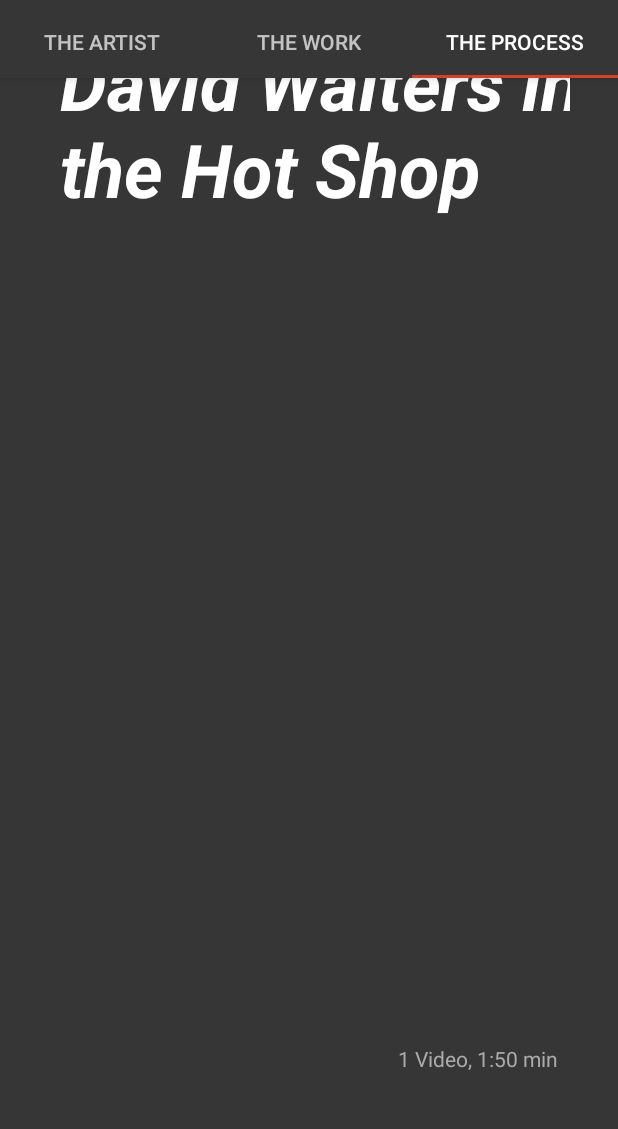
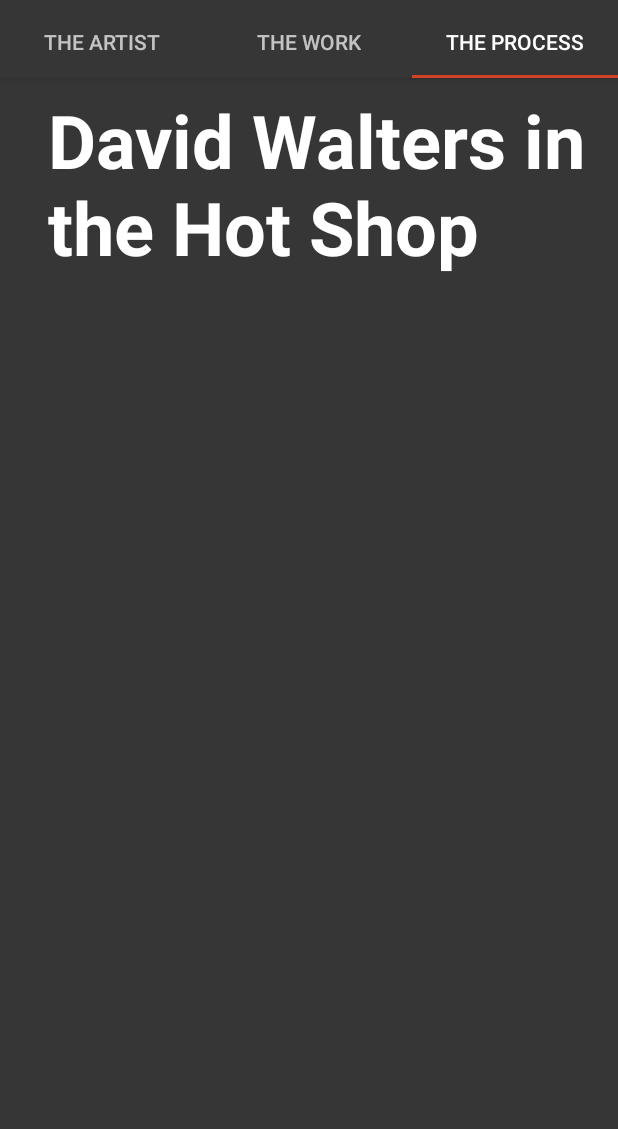
Before and after one commit to nick-bigger/MoG-Kiosk, an Android app: the screen it shows after launch (MainActivity), tab 3 chosen, on a phone screen of 412 x 824 dp, the part 90-1219 px from its top. Run offline under Robolectric (Android 15) with nearby library versions, the phone set to English and light mode, and no system bars; 3 statements that could not run were skipped.

Commit message:
ui tweaks, especially to process page

```diff
--- a/MoGKiosk/app/src/main/java/com/example/mogkiosk/activities/admin/fragments/ProcessFragAdmin.java
+++ b/MoGKiosk/app/src/main/java/com/example/mogkiosk/activities/admin/fragments/ProcessFragAdmin.java
@@ -93,8 +93,7 @@ public class ProcessFragAdmin extends Fragment {
             public void onInitializationSuccess(YouTubePlayer.Provider provider, YouTubePlayer player, boolean wasRestored) {
                 if (!wasRestored) {
                     player.setPlayerStyle(YouTubePlayer.PlayerStyle.DEFAULT);
-                    player.loadVideo("X7mL8mcPiQ4");
-                    player.pause();
+                    player.cueVideo("X7mL8mcPiQ4");
                 }
             }
 
--- a/MoGKiosk/app/src/main/java/com/example/mogkiosk/activities/main/fragments/ProcessFrag.java
+++ b/MoGKiosk/app/src/main/java/com/example/mogkiosk/activities/main/fragments/ProcessFrag.java
@@ -38,7 +38,6 @@ public class ProcessFrag extends Fragment {
     private SharedPreferences prefs;
 
     private TextView title;
-    private TextView description;
     private OnFragmentInteractionListener mListener;
 
     public ProcessFrag() {
@@ -89,8 +88,7 @@ public class ProcessFrag extends Fragment {
             public void onInitializationSuccess(YouTubePlayer.Provider provider, YouTubePlayer player, boolean wasRestored) {
                 if (!wasRestored) {
                     player.setPlayerStyle(YouTubePlayer.PlayerStyle.DEFAULT);
-                    player.loadVideo("X7mL8mcPiQ4");
-                    player.pause();
+                    player.cueVideo("X7mL8mcPiQ4");
                 }
             }
 
@@ -105,7 +103,6 @@ public class ProcessFrag extends Fragment {
         View rootView = inflater.inflate(R.layout.fragment_process, container, false);
 
         title = rootView.findViewById(R.id.video_title);
-        description = rootView.findViewById(R.id.video_duration);
         // Inflate the layout for this fragment
         return rootView;
     }
@@ -119,17 +116,6 @@ public class ProcessFrag extends Fragment {
             if(processTitle != null && !processTitle.isEmpty()) {
                 title.setText(processTitle);
             }
-
-            if(processDescription != null && !processDescription.isEmpty()) {
-                description.setText(processDescription);
-            }
-        }
-    }
-    // TODO: Rename method, update argument and hook method into UI event
-    public void onButtonPressed(Uri uri) {
-        if (mListener != null) {
-            mListener.onFragmentInteraction(uri);
-//            videoView.start();
         }
     }
 
--- a/MoGKiosk/app/src/main/res/layout-land/fragment_artist.xml
+++ b/MoGKiosk/app/src/main/res/layout-land/fragment_artist.xml
@@ -158,10 +158,12 @@
                 android:layout_marginStart="16dp"
                 android:layout_marginTop="64dp"
                 android:layout_marginEnd="16dp"
+                android:layout_marginBottom="16dp"
                 android:lineSpacingExtra="10dp"
                 android:text="@string/artist_subBio"
                 android:textColor="@color/textDark"
                 android:textSize="@dimen/font_body"
+                app:layout_constraintBottom_toBottomOf="parent"
                 app:layout_constraintEnd_toEndOf="parent"
                 app:layout_constraintStart_toStartOf="parent"
                 app:layout_constraintTop_toBottomOf="@+id/artist_tagline" />
--- a/MoGKiosk/app/src/main/res/layout-land/fragment_process.xml
+++ b/MoGKiosk/app/src/main/res/layout-land/fragment_process.xml
@@ -8,72 +8,46 @@
     android:theme="@style/AppTheme.DarkBackground"
     tools:context=".activities.main.fragments.ProcessFrag" >
 
-    <android.support.constraint.ConstraintLayout
-        android:id="@+id/frameLayout2"
-        android:layout_width="954dp"
-        android:layout_height="736dp"
+    <RelativeLayout
+        android:id="@+id/frameLayout4"
+        android:layout_width="0dp"
+        android:layout_height="0dp"
+        android:layout_marginStart="128dp"
+        android:layout_marginTop="8dp"
+        android:layout_marginEnd="128dp"
+        android:layout_marginBottom="75dp"
+        app:layout_constraintBottom_toBottomOf="parent"
+        app:layout_constraintEnd_toEndOf="parent"
+        app:layout_constraintStart_toStartOf="parent"
+        app:layout_constraintTop_toBottomOf="@+id/video_title">
+
+        <FrameLayout
+            android:id="@+id/youtube_view"
+            android:layout_width="match_parent"
+            android:layout_height="match_parent"
             android:layout_marginStart="8dp"
             android:layout_marginLeft="8dp"
             android:layout_marginTop="8dp"
             android:layout_marginEnd="8dp"
             android:layout_marginRight="8dp"
-        android:layout_marginBottom="32dp"
-        app:layout_constraintBottom_toBottomOf="parent"
-        app:layout_constraintEnd_toEndOf="parent"
-        app:layout_constraintStart_toStartOf="parent"
-        app:layout_constraintTop_toTopOf="parent">
-
-        <RelativeLayout
-            android:id="@+id/frameLayout4"
-            android:layout_width="wrap_content"
-            android:layout_height="542dp"
-            android:layout_marginTop="8dp"
             android:layout_marginBottom="8dp"
-            app:layout_constraintBottom_toBottomOf="parent"
-            app:layout_constraintEnd_toEndOf="parent"
-            app:layout_constraintStart_toStartOf="parent"
-            app:layout_constraintTop_toTopOf="parent">
-
-            <FrameLayout
-                android:id="@+id/youtube_view"
-                android:layout_width="match_parent"
-                android:layout_height="wrap_content"
-                android:visibility="visible"
-                android:layout_marginStart="8dp"
-                android:layout_marginLeft="8dp"
-                android:layout_marginTop="8dp"
-                android:layout_marginEnd="8dp"
-                android:layout_marginRight="8dp"
-                android:layout_marginBottom="8dp"/>
+            android:visibility="visible" />
 
     </RelativeLayout>
-
-        <TextView
-            android:id="@+id/video_duration"
-            android:layout_width="wrap_content"
-            android:layout_height="wrap_content"
-            android:layout_marginEnd="8dp"
-            android:text="@string/process_video_detail"
-            android:textColor="@android:color/darker_gray"
-            android:visibility="visible"
-            app:layout_constraintEnd_toEndOf="parent"
-            app:layout_constraintTop_toBottomOf="@+id/frameLayout4" />
 
     <TextView
         android:id="@+id/video_title"
         android:layout_width="wrap_content"
         android:layout_height="wrap_content"
-            android:layout_marginStart="8dp"
-            android:layout_marginBottom="8dp"
+        android:layout_marginStart="32dp"
+        android:layout_marginTop="8dp"
         android:text="@string/process_video_title"
         android:textColor="@color/textLight"
         android:textSize="@dimen/font_title"
         android:textStyle="bold"
         android:visibility="visible"
-            app:layout_constraintBottom_toTopOf="@+id/frameLayout4"
-            app:layout_constraintStart_toStartOf="parent" />
-
-    </android.support.constraint.ConstraintLayout>
+        app:layout_constraintStart_toStartOf="parent"
+        app:layout_constraintTop_toTopOf="parent" />
 
 
 </android.support.constraint.ConstraintLayout>
--- a/MoGKiosk/app/src/main/res/layout/fragment_artist.xml
+++ b/MoGKiosk/app/src/main/res/layout/fragment_artist.xml
@@ -169,10 +169,12 @@
                 android:layout_marginStart="16dp"
                 android:layout_marginTop="32dp"
                 android:layout_marginEnd="8dp"
+                android:layout_marginBottom="16dp"
                 android:lineSpacingExtra="10dp"
                 android:text="@string/artist_subBio"
                 android:textColor="@color/textDark"
                 android:textSize="16sp"
+                app:layout_constraintBottom_toBottomOf="parent"
                 app:layout_constraintEnd_toStartOf="@+id/image_wrapper"
                 app:layout_constraintStart_toStartOf="parent"
                 app:layout_constraintTop_toBottomOf="@+id/artist_tagline" />
--- a/MoGKiosk/app/src/main/res/layout/fragment_process.xml
+++ b/MoGKiosk/app/src/main/res/layout/fragment_process.xml
@@ -8,70 +8,44 @@
     android:theme="@style/AppTheme.DarkBackground"
     tools:context=".activities.main.fragments.ProcessFrag" >
 
-    <android.support.constraint.ConstraintLayout
-        android:id="@+id/frameLayout2"
+    <RelativeLayout
+        android:id="@+id/frameLayout4"
         android:layout_width="0dp"
-        android:layout_height="wrap_content"
+        android:layout_height="350dp"
         android:layout_marginStart="32dp"
-        android:layout_marginTop="8dp"
+        android:layout_marginTop="32dp"
         android:layout_marginEnd="32dp"
-        android:layout_marginBottom="32dp"
-        app:layout_constraintBottom_toBottomOf="parent"
         app:layout_constraintEnd_toEndOf="parent"
         app:layout_constraintStart_toStartOf="parent"
-        app:layout_constraintTop_toTopOf="parent">
-
-        <RelativeLayout
-            android:id="@+id/frameLayout4"
-            android:layout_width="wrap_content"
-            android:layout_height="542dp"
-            android:layout_marginTop="8dp"
-            android:layout_marginBottom="8dp"
-            app:layout_constraintBottom_toBottomOf="parent"
-            app:layout_constraintEnd_toEndOf="parent"
-            app:layout_constraintStart_toStartOf="parent"
-            app:layout_constraintTop_toTopOf="parent">
+        app:layout_constraintTop_toBottomOf="@+id/video_title">
 
         <FrameLayout
             android:id="@+id/youtube_view"
             android:layout_width="match_parent"
-                android:layout_height="wrap_content"
-                android:visibility="visible"
+            android:layout_height="match_parent"
             android:layout_marginStart="8dp"
             android:layout_marginLeft="8dp"
             android:layout_marginTop="8dp"
             android:layout_marginEnd="8dp"
             android:layout_marginRight="8dp"
-                android:layout_marginBottom="8dp"/>
+            android:layout_marginBottom="8dp"
+            android:visibility="visible" />
 
     </RelativeLayout>
-
-        <TextView
-            android:id="@+id/video_duration"
-            android:layout_width="wrap_content"
-            android:layout_height="wrap_content"
-            android:layout_marginEnd="8dp"
-            android:text="@string/process_video_detail"
-            android:textColor="@android:color/darker_gray"
-            android:visibility="visible"
-            app:layout_constraintEnd_toEndOf="parent"
-            app:layout_constraintTop_toBottomOf="@+id/frameLayout4" />
 
     <TextView
         android:id="@+id/video_title"
         android:layout_width="wrap_content"
         android:layout_height="wrap_content"
-            android:layout_marginStart="8dp"
-            android:layout_marginBottom="8dp"
+        android:layout_marginStart="32dp"
+        android:layout_marginTop="8dp"
         android:text="@string/process_video_title"
         android:textColor="@color/textLight"
         android:textSize="@dimen/font_title"
-            android:textStyle="bold|italic"
+        android:textStyle="bold"
         android:visibility="visible"
-            app:layout_constraintBottom_toTopOf="@+id/frameLayout4"
-            app:layout_constraintStart_toStartOf="parent" />
-
-    </android.support.constraint.ConstraintLayout>
+        app:layout_constraintStart_toStartOf="parent"
+        app:layout_constraintTop_toTopOf="parent" />
 
 
 </android.support.constraint.ConstraintLayout>
```
Also changed, not shown: MoGKiosk/app/src/main/java/com/example/mogkiosk/activities/main/MainActivity.java (+2 -7 lines). Lines whose indentation alone changed are shown as unchanged.
